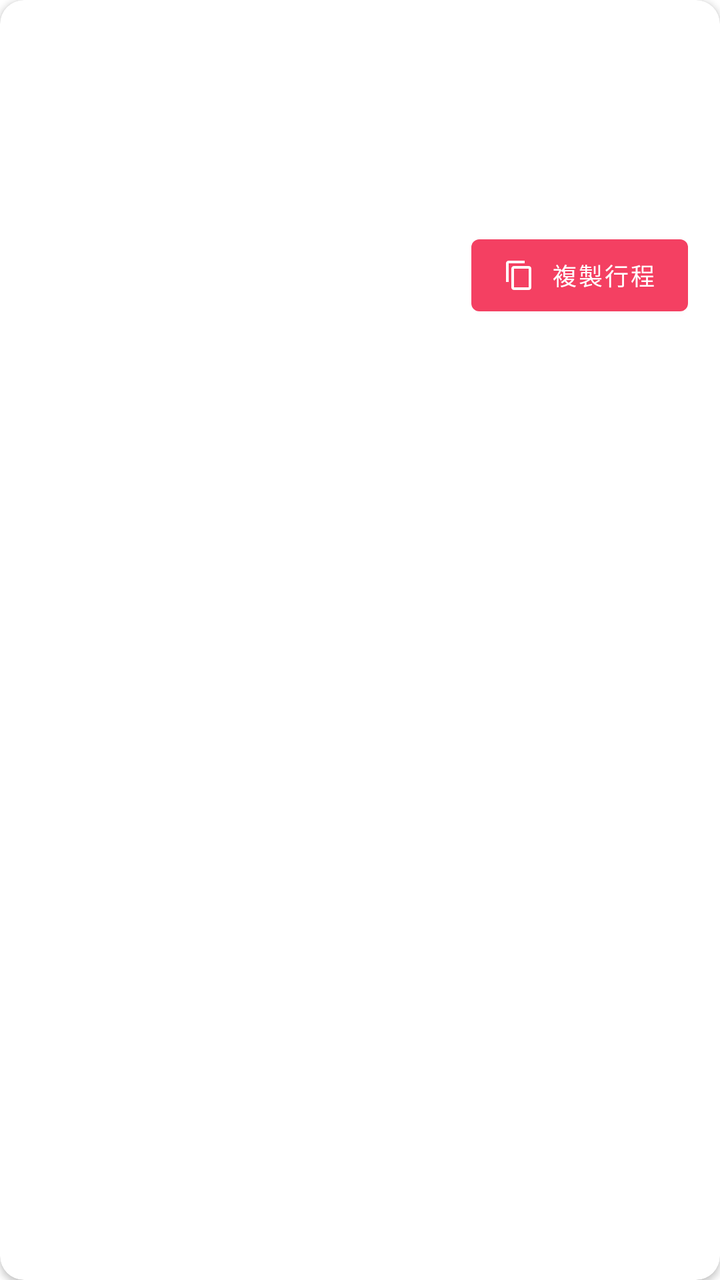
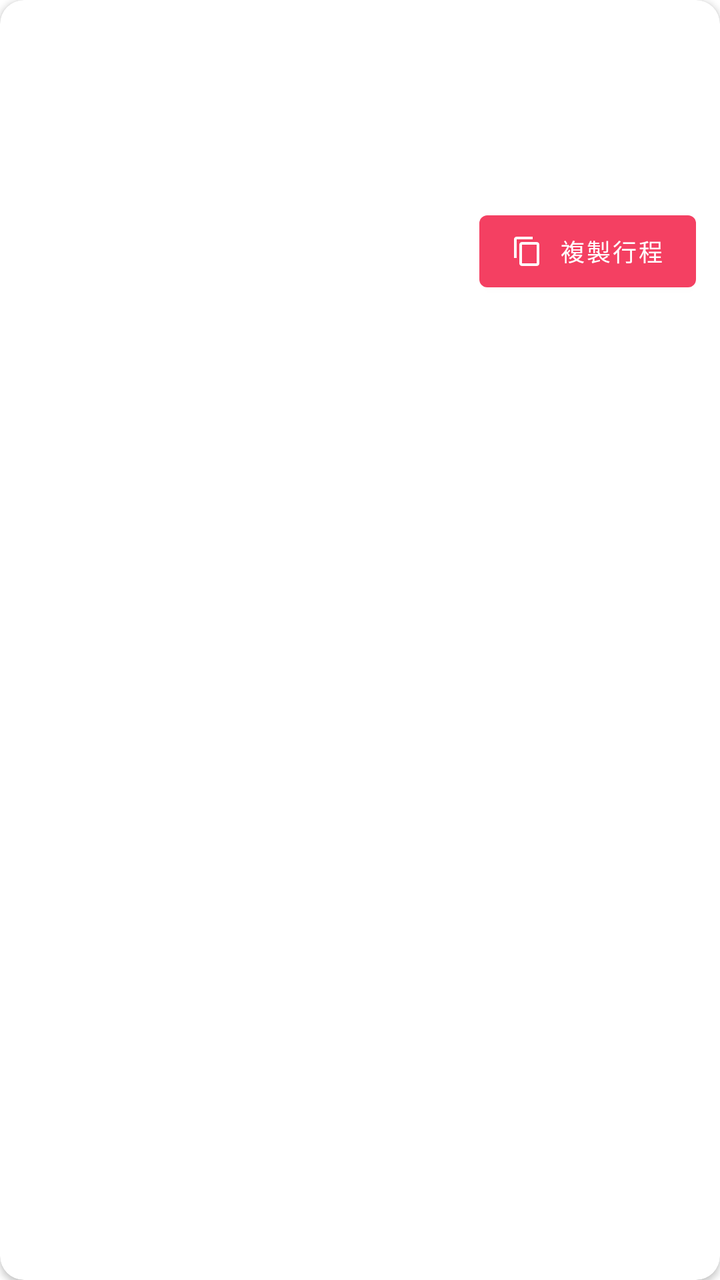

The first picture is an Android layout as it rendered before a commit; the second is the same layout after the commit. The layout source and the unified diff follow.
<!-- AndroidManifest.xml: application theme Theme.Fun2Go -->
<!-- res/layout/item_public_itinerary.xml -->
<?xml version="1.0" encoding="utf-8"?>
<com.google.android.material.card.MaterialCardView xmlns:android="http://schemas.android.com/apk/res/android"
    xmlns:app="http://schemas.android.com/apk/res-auto"
    android:layout_width="match_parent"
    android:layout_height="wrap_content"
    android:layout_marginStart="16dp"
    android:layout_marginEnd="16dp"
    android:layout_marginTop="8dp"
    android:layout_marginBottom="8dp"
    app:cardElevation="2dp"
    app:cardCornerRadius="12dp">

    <LinearLayout
        android:layout_width="match_parent"
        android:layout_height="wrap_content"
        android:orientation="vertical">

        
        <ImageView
            android:id="@+id/ivCover"
            android:layout_width="match_parent"
            android:layout_height="140dp"
            android:scaleType="centerCrop"
            android:visibility="gone" />

        
        <LinearLayout
            android:layout_width="match_parent"
            android:layout_height="wrap_content"
            android:orientation="vertical"
            android:padding="16dp">

            <TextView
                android:id="@+id/tvTitle"
                android:layout_width="wrap_content"
                android:layout_height="wrap_content"
                android:textSize="16sp"
                android:textStyle="bold"
                android:textColor="#222222" />

            <LinearLayout
                android:layout_width="match_parent"
                android:layout_height="wrap_content"
                android:orientation="horizontal"
                android:layout_marginTop="4dp">

                <TextView
                    android:id="@+id/tvDestination"
                    android:layout_width="0dp"
                    android:layout_height="wrap_content"
                    android:layout_weight="1"
                    android:textSize="13sp"
                    android:textColor="#888888" />

                <TextView
                    android:id="@+id/tvDayCount"
                    android:layout_width="wrap_content"
                    android:layout_height="wrap_content"
                    android:textSize="12sp"
                    android:textColor="#F44062" />

            </LinearLayout>

            
            <LinearLayout
                android:id="@+id/llAuthor"
                android:layout_width="match_parent"
                android:layout_height="wrap_content"
                android:orientation="horizontal"
                android:layout_marginTop="6dp"
                android:gravity="center_vertical">

                <ImageView
                    android:id="@+id/ivAuthorAvatar"
                    android:layout_width="24dp"
                    android:layout_height="24dp"
                    android:layout_marginEnd="6dp"
                    android:scaleType="centerCrop"
                    android:clickable="true"
                    android:focusable="true"
                    android:visibility="gone" />

                <TextView
                    android:id="@+id/tvAuthor"
                    android:layout_width="0dp"
                    android:layout_height="wrap_content"
                    android:layout_weight="1"
                    android:paddingTop="8dp"
                    android:paddingBottom="8dp"
                    android:textSize="12sp"
                    android:textColor="#AAAAAA" />

            </LinearLayout>

            <LinearLayout
                android:layout_width="match_parent"
                android:layout_height="wrap_content"
                android:orientation="horizontal"
                android:gravity="end"
                android:layout_marginTop="16dp">

                <TextView
                    android:id="@+id/tvCopyCount"
                    android:layout_width="0dp"
                    android:layout_height="wrap_content"
                    android:layout_weight="1"
                    android:gravity="center_vertical"
                    android:textSize="12sp"
                    android:textColor="#AAAAAA" />

                <com.google.android.material.button.MaterialButton
                    android:id="@+id/btnCopy"
                    android:layout_width="wrap_content"
                    android:layout_height="wrap_content"
                    android:text="@string/label_copy_itin"
                    android:textSize="12sp"
                    app:backgroundTint="#F44062"
                    app:icon="@drawable/ic_copy"
                    app:iconSize="16dp"
                    style="@style/Widget.MaterialComponents.Button" />

            </LinearLayout>

        </LinearLayout>

    </LinearLayout>

</com.google.android.material.card.MaterialCardView>
<!-- resources referenced by this layout -->
<resources>
  <!-- drawable ic_copy (drawable) -->
  <?xml version="1.0" encoding="utf-8"?>
  <vector xmlns:android="http://schemas.android.com/apk/res/android"
      android:width="24dp"
      android:height="24dp"
      android:viewportWidth="24"
      android:viewportHeight="24">
      <path
          android:fillColor="@android:color/white"
          android:pathData="M16,1L4,1c-1.1,0 -2,0.9 -2,2l0,14h2L4,3l12,0L16,1zM19,5L8,5c-1.1,0 -2,0.9 -2,2l0,14c0,1.1 0.9,2 2,2l11,0c1.1,0 2,-0.9 2,-2L21,7c0,-1.1 -0.9,-2 -2,-2zM19,21L8,21L8,7l11,0l0,14z" />
  </vector>
  <string name="label_copy_itin">複製行程</string>
  <style name="Theme.Fun2Go" parent="Theme.MaterialComponents.Light.NoActionBar" />
</resources>

<!-- the commit's change to res/layout/item_public_itinerary.xml (unified diff, before → after) -->
@@ -28,7 +28,7 @@
             android:layout_width="match_parent"
             android:layout_height="wrap_content"
             android:orientation="vertical"
-            android:padding="16dp">
+            android:padding="12dp">
 
             <TextView
                 android:id="@+id/tvTitle"
@@ -97,7 +97,7 @@
                 android:layout_height="wrap_content"
                 android:orientation="horizontal"
                 android:gravity="end"
-                android:layout_marginTop="16dp">
+                android:layout_marginTop="8dp">
 
                 <TextView
                     android:id="@+id/tvCopyCount"
